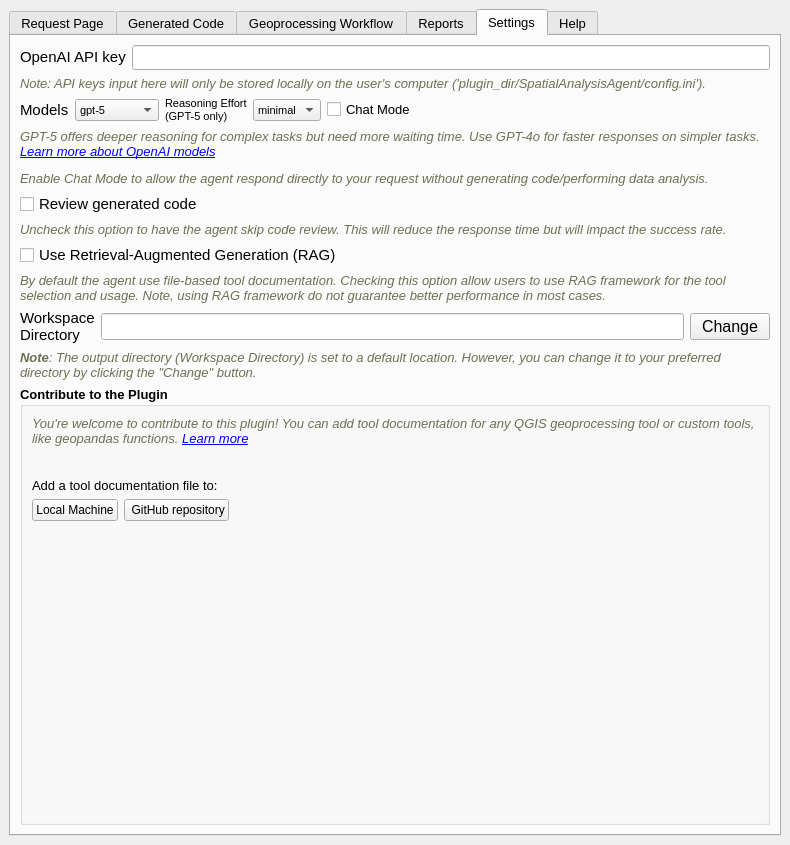
Qt form SpatialAnalysisAgent_dockwidget_base.ui (Teakinboyewa/SpatialAnalysisAgent) before a commit.
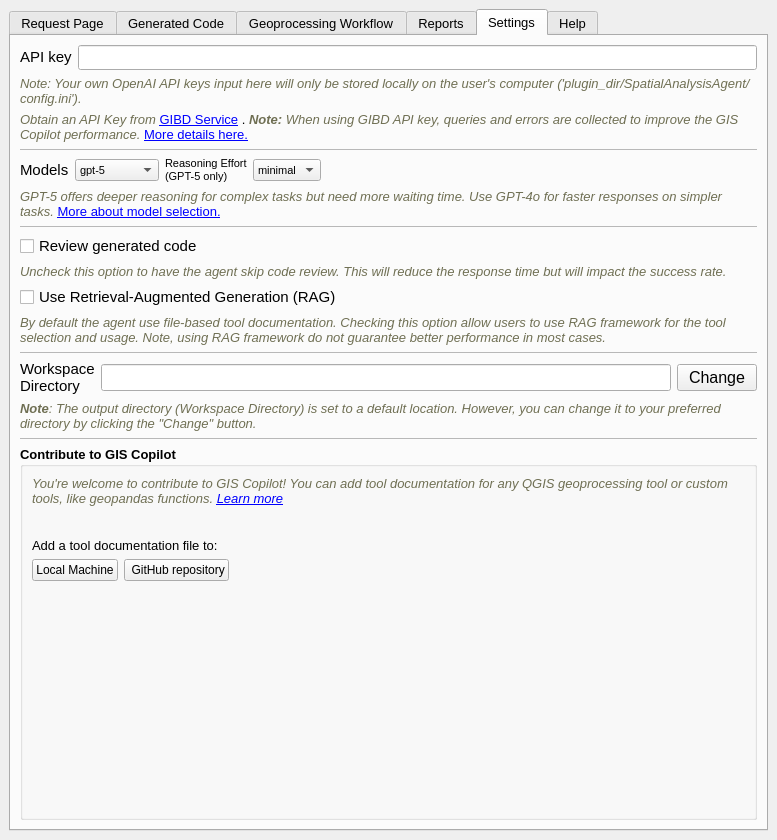
The same form after that commit. The open tabs and pages were chosen to show the change. Icons and pictures are not drawn. Custom widgets are drawn as their Qt base class.

What changed in the file:
```diff
--- a/SpatialAnalysisAgent_dockwidget_base.ui
+++ b/SpatialAnalysisAgent_dockwidget_base.ui
@@ -6,8 +6,8 @@
    <rect>
     <x>0</x>
     <y>0</y>
-    <width>790</width>
-    <height>845</height>
+    <width>777</width>
+    <height>840</height>
    </rect>
   </property>
   <property name="sizePolicy">
@@ -568,182 +568,7 @@
         <string>Settings</string>
        </attribute>
        <layout class="QGridLayout" name="gridLayout_9">
-        <item row="0" column="0">
-         <layout class="QHBoxLayout" name="horizontalLayout_3">
-          <item>
-           <widget class="QLabel" name="label_3">
-            <property name="sizePolicy">
-             <sizepolicy hsizetype="Fixed" vsizetype="Preferred">
-              <horstretch>0</horstretch>
-              <verstretch>0</verstretch>
-             </sizepolicy>
-            </property>
-            <property name="maximumSize">
-             <size>
-              <width>16777215</width>
-              <height>30</height>
-             </size>
-            </property>
-            <property name="font">
-             <font>
-              <family>Nirmala UI</family>
-              <pointsize>11</pointsize>
-              <weight>75</weight>
-              <bold>true</bold>
-             </font>
-            </property>
-            <property name="text">
-             <string>&lt;html&gt;&lt;head/&gt;&lt;body&gt;&lt;p&gt;&lt;span style=&quot; font-weight:400;&quot;&gt;OpenAI API key&lt;/span&gt;&lt;/p&gt;&lt;/body&gt;&lt;/html&gt;</string>
-            </property>
-           </widget>
-          </item>
-          <item>
-           <widget class="QgsPasswordLineEdit" name="OpenAI_key_LineEdit">
-            <property name="maximumSize">
-             <size>
-              <width>16777215</width>
-              <height>25</height>
-             </size>
-            </property>
-           </widget>
-          </item>
-         </layout>
-        </item>
-        <item row="9" column="0">
-         <layout class="QHBoxLayout" name="horizontalLayout_4">
-          <item>
-           <widget class="QLabel" name="label_5">
-            <property name="sizePolicy">
-             <sizepolicy hsizetype="Fixed" vsizetype="Fixed">
-              <horstretch>0</horstretch>
-              <verstretch>0</verstretch>
-             </sizepolicy>
-            </property>
-            <property name="maximumSize">
-             <size>
-              <width>16777215</width>
-              <height>16777215</height>
-             </size>
-            </property>
-            <property name="font">
-             <font>
-              <family>Nirmala UI</family>
-              <pointsize>11</pointsize>
-             </font>
-            </property>
-            <property name="inputMethodHints">
-             <set>Qt::ImhNone</set>
-            </property>
-            <property name="text">
-             <string>&lt;html&gt;&lt;head/&gt;&lt;body&gt;&lt;p&gt;Workspace Directory&lt;/p&gt;&lt;/body&gt;&lt;/html&gt;</string>
-            </property>
-            <property name="wordWrap">
-             <bool>true</bool>
-            </property>
-           </widget>
-          </item>
-          <item>
-           <widget class="QLineEdit" name="workspace_directoryLineEdit2">
-            <property name="sizePolicy">
-             <sizepolicy hsizetype="Expanding" vsizetype="Fixed">
-              <horstretch>0</horstretch>
-              <verstretch>0</verstretch>
-             </sizepolicy>
-            </property>
-           </widget>
-          </item>
-          <item>
-           <widget class="QPushButton" name="select_workspace_Btn">
-            <property name="maximumSize">
-             <size>
-              <width>16777215</width>
-              <height>16777215</height>
-             </size>
-            </property>
-            <property name="text">
-             <string>Change</string>
-            </property>
-           </widget>
-          </item>
-         </layout>
-        </item>
-        <item row="5" column="0">
-         <widget class="QCheckBox" name="review_checkbox">
-          <property name="font">
-           <font>
-            <family>Nirmala UI</family>
-            <pointsize>11</pointsize>
-           </font>
-          </property>
-          <property name="text">
-           <string>Review generated code</string>
-          </property>
-          <property name="checked">
-           <bool>false</bool>
-          </property>
-         </widget>
-        </item>
-        <item row="6" column="0">
-         <widget class="QLabel" name="label_7">
-          <property name="font">
-           <font>
-            <family>Nirmala UI</family>
-            <pointsize>10</pointsize>
-           </font>
-          </property>
-          <property name="text">
-           <string>&lt;html&gt;&lt;head/&gt;&lt;body&gt;&lt;p&gt;&lt;span style=&quot; font-style:italic; color:#6f6f53;&quot;&gt;Uncheck this option to have the agent skip code review. This will reduce the response time but will impact the success rate. &lt;/span&gt;&lt;/p&gt;&lt;/body&gt;&lt;/html&gt;</string>
-          </property>
-          <property name="wordWrap">
-           <bool>true</bool>
-          </property>
-         </widget>
-        </item>
-        <item row="10" column="0">
-         <widget class="QLabel" name="label">
-          <property name="font">
-           <font>
-            <family>Nirmala UI</family>
-            <pointsize>10</pointsize>
-           </font>
-          </property>
-          <property name="text">
-           <string>&lt;html&gt;&lt;head/&gt;&lt;body&gt;&lt;p&gt;&lt;span style=&quot; font-weight:600; font-style:italic; color:#6f6f53;&quot;&gt;Note&lt;/span&gt;&lt;span style=&quot; font-style:italic; color:#6f6f53;&quot;&gt;: The output directory (Workspace Directory) is set to a default location. However, you can change it to your preferred directory by clicking the &amp;quot;Change&amp;quot; button.&lt;/span&gt;&lt;/p&gt;&lt;/body&gt;&lt;/html&gt;</string>
-          </property>
-          <property name="wordWrap">
-           <bool>true</bool>
-          </property>
-         </widget>
-        </item>
-        <item row="1" column="0">
-         <widget class="QLabel" name="label_4">
-          <property name="sizePolicy">
-           <sizepolicy hsizetype="Preferred" vsizetype="Preferred">
-            <horstretch>0</horstretch>
-            <verstretch>0</verstretch>
-           </sizepolicy>
-          </property>
-          <property name="minimumSize">
-           <size>
-            <width>0</width>
-            <height>2</height>
-           </size>
-          </property>
-          <property name="font">
-           <font>
-            <family>Nirmala UI</family>
-            <pointsize>10</pointsize>
-           </font>
-          </property>
-          <property name="text">
-           <string>&lt;html&gt;&lt;head/&gt;&lt;body&gt;&lt;p&gt;&lt;span style=&quot; font-style:italic; color:#6f6f53;&quot;&gt;Note: API keys input here will only be stored locally on the user's computer ('plugin_dir/SpatialAnalysisAgent/config.ini'). &lt;/span&gt;&lt;/p&gt;&lt;/body&gt;&lt;/html&gt;</string>
-          </property>
-          <property name="wordWrap">
-           <bool>true</bool>
-          </property>
-         </widget>
-        </item>
-        <item row="8" column="0">
+        <item row="12" column="0">
          <widget class="QLabel" name="label_19">
           <property name="font">
            <font>
@@ -759,23 +584,7 @@
           </property>
          </widget>
         </item>
-        <item row="7" column="0">
-         <widget class="QCheckBox" name="use_rag_checkbox">
-          <property name="font">
-           <font>
-            <family>Nirmala UI</family>
-            <pointsize>11</pointsize>
-           </font>
-          </property>
-          <property name="text">
-           <string>Use Retrieval-Augmented Generation (RAG)</string>
-          </property>
-          <property name="checked">
-           <bool>false</bool>
-          </property>
-         </widget>
-        </item>
-        <item row="11" column="0">
+        <item row="17" column="0">
          <widget class="QGroupBox" name="groupBox">
           <property name="font">
            <font>
@@ -787,7 +596,7 @@
            </font>
           </property>
           <property name="title">
-           <string>Contribute to the Plugin</string>
+           <string>Contribute to GIS Copilot</string>
           </property>
           <layout class="QVBoxLayout" name="verticalLayout_4">
            <item>
@@ -802,7 +611,7 @@
               </font>
              </property>
              <property name="text">
-              <string>&lt;html&gt;&lt;head/&gt;&lt;body&gt;&lt;p&gt;&lt;span style=&quot; font-style:italic; color:#6f6f53;&quot;&gt;You're welcome to contribute to this plugin! You can add tool documentation for any QGIS geoprocessing tool or custom tools, like geopandas functions. &lt;/span&gt;&lt;a href=&quot;https://github.com/Teakinboyewa/SpatialAnalysisAgent/blob/master/SpatialAnalysisAgent/Tools_Documentation/Tools_documentationREADME.MD&quot;&gt;&lt;span style=&quot; font-style:italic; text-decoration: underline; color:#0000ff;&quot;&gt;Learn more&lt;/span&gt;&lt;/a&gt;&lt;/p&gt;&lt;/body&gt;&lt;/html&gt;</string>
+              <string>&lt;html&gt;&lt;head/&gt;&lt;body&gt;&lt;p&gt;&lt;span style=&quot; font-style:italic; color:#6f6f53;&quot;&gt;You're welcome to contribute to GIS Copilot! You can add tool documentation for any QGIS geoprocessing tool or custom tools, like geopandas functions. &lt;/span&gt;&lt;a href=&quot;https://github.com/Teakinboyewa/SpatialAnalysisAgent/blob/master/SpatialAnalysisAgent/Tools_Documentation/Tools_documentationREADME.MD&quot;&gt;&lt;span style=&quot; font-style:italic; text-decoration: underline; color:#0000ff;&quot;&gt;Learn more&lt;/span&gt;&lt;/a&gt;&lt;/p&gt;&lt;/body&gt;&lt;/html&gt;</string>
              </property>
              <property name="wordWrap">
               <bool>true</bool>
@@ -911,7 +720,129 @@
           </layout>
          </widget>
         </item>
+        <item row="4" column="0">
+         <widget class="Line" name="line_2">
+          <property name="font">
+           <font>
+            <family>Nirmala UI</family>
+            <pointsize>12</pointsize>
+            <weight>75</weight>
+            <bold>true</bold>
+           </font>
+          </property>
+          <property name="lineWidth">
+           <number>0</number>
+          </property>
+          <property name="midLineWidth">
+           <number>1</number>
+          </property>
+          <property name="orientation">
+           <enum>Qt::Horizontal</enum>
+          </property>
+         </widget>
+        </item>
+        <item row="9" column="0">
+         <widget class="QCheckBox" name="review_checkbox">
+          <property name="font">
+           <font>
+            <family>Nirmala UI</family>
+            <pointsize>11</pointsize>
+           </font>
+          </property>
+          <property name="text">
+           <string>Review generated code</string>
+          </property>
+          <property name="checked">
+           <bool>false</bool>
+          </property>
+         </widget>
+        </item>
+        <item row="0" column="0">
+         <layout class="QHBoxLayout" name="horizontalLayout_3">
+          <item>
+           <widget class="QLabel" name="label_3">
+            <property name="sizePolicy">
+             <sizepolicy hsizetype="Fixed" vsizetype="Preferred">
+              <horstretch>0</horstretch>
+              <verstretch>0</verstretch>
+             </sizepolicy>
+            </property>
+            <property name="maximumSize">
+             <size>
+              <width>16777215</width>
+              <height>30</height>
+             </size>
+            </property>
+            <property name="font">
+             <font>
+              <family>Nirmala UI</family>
+              <pointsize>11</pointsize>
+              <weight>75</weight>
+              <bold>true</bold>
+             </font>
+            </property>
+            <property name="text">
+             <string>&lt;html&gt;&lt;head/&gt;&lt;body&gt;&lt;p&gt;&lt;span style=&quot; font-weight:400;&quot;&gt;API key&lt;/span&gt;&lt;/p&gt;&lt;/body&gt;&lt;/html&gt;</string>
+            </property>
+           </widget>
+          </item>
+          <item>
+           <widget class="QgsPasswordLineEdit" name="OpenAI_key_LineEdit">
+            <property name="maximumSize">
+             <size>
+              <width>16777215</width>
+              <height>25</height>
+             </size>
+            </property>
+           </widget>
+          </item>
+         </layout>
+        </item>
         <item row="2" column="0">
+         <widget class="QLabel" name="label_4">
+          <property name="sizePolicy">
+           <sizepolicy hsizetype="Preferred" vsizetype="Preferred">
+            <horstretch>0</horstretch>
+            <verstretch>0</verstretch>
+           </sizepolicy>
+          </property>
+          <property name="minimumSize">
+           <size>
+            <width>0</width>
+            <height>2</height>
+           </size>
+          </property>
+          <property name="font">
+           <font>
+            <family>Nirmala UI</family>
+            <pointsize>10</pointsize>
+           </font>
+          </property>
+          <property name="text">
+           <string>&lt;html&gt;&lt;head/&gt;&lt;body&gt;&lt;p&gt;&lt;span style=&quot; font-style:italic; color:#6f6f53;&quot;&gt;Note: Your own OpenAI API keys input here will only be stored locally on the user's computer ('plugin_dir/SpatialAnalysisAgent/config.ini'). &lt;/span&gt;&lt;/p&gt;&lt;/body&gt;&lt;/html&gt;</string>
+          </property>
+          <property name="wordWrap">
+           <bool>true</bool>
+          </property>
+         </widget>
+        </item>
+        <item row="10" column="0">
+         <widget class="QLabel" name="label_7">
+          <property name="font">
+           <font>
+            <family>Nirmala UI</family>
+            <pointsize>10</pointsize>
+           </font>
+          </property>
+          <property name="text">
+           <string>&lt;html&gt;&lt;head/&gt;&lt;body&gt;&lt;p&gt;&lt;span style=&quot; font-style:italic; color:#6f6f53;&quot;&gt;Uncheck this option to have the agent skip code review. This will reduce the response time but will impact the success rate. &lt;/span&gt;&lt;/p&gt;&lt;/body&gt;&lt;/html&gt;</string>
+          </property>
+          <property name="wordWrap">
+           <bool>true</bool>
+          </property>
+         </widget>
+        </item>
+        <item row="5" column="0">
          <layout class="QHBoxLayout" name="horizontalLayout_8">
           <item>
            <layout class="QHBoxLayout" name="horizontalLayout_7">
@@ -1069,25 +1000,6 @@
             </item>
            </widget>
           </item>
-          <item>
-           <widget class="QCheckBox" name="ChatMode_checkbox">
-            <property name="sizePolicy">
-             <sizepolicy hsizetype="Preferred" vsizetype="Fixed">
-              <horstretch>0</horstretch>
-              <verstretch>0</verstretch>
-             </sizepolicy>
-            </property>
-            <property name="font">
-             <font>
-              <family>Nirmala UI</family>
-              <pointsize>10</pointsize>
-             </font>
-            </property>
-            <property name="text">
-             <string>Chat Mode</string>
-            </property>
-           </widget>
-          </item>
           <item>
            <spacer name="horizontalSpacer_4">
             <property name="orientation">
@@ -1103,7 +1015,76 @@
           </item>
          </layout>
         </item>
-        <item row="4" column="0">
+        <item row="15" column="0">
+         <widget class="QLabel" name="label">
+          <property name="font">
+           <font>
+            <family>Nirmala UI</family>
+            <pointsize>10</pointsize>
+           </font>
+          </property>
+          <property name="text">
+           <string>&lt;html&gt;&lt;head/&gt;&lt;body&gt;&lt;p&gt;&lt;span style=&quot; font-weight:600; font-style:italic; color:#6f6f53;&quot;&gt;Note&lt;/span&gt;&lt;span style=&quot; font-style:italic; color:#6f6f53;&quot;&gt;: The output directory (Workspace Directory) is set to a default location. However, you can change it to your preferred directory by clicking the &amp;quot;Change&amp;quot; button.&lt;/span&gt;&lt;/p&gt;&lt;/body&gt;&lt;/html&gt;</string>
+          </property>
+          <property name="wordWrap">
+           <bool>true</bool>
+          </property>
+         </widget>
+        </item>
+        <item row="13" column="0">
+         <widget class="Line" name="line_3">
+          <property name="lineWidth">
+           <number>0</number>
+          </property>
+          <property name="midLineWidth">
+           <number>1</number>
+          </property>
+          <property name="orientation">
+           <enum>Qt::Horizontal</enum>
+          </property>
+         </widget>
+        </item>
+        <item row="3" column="0">
+         <widget class="QLabel" name="label_10">
+          <property name="font">
+           <font>
+            <family>Nirmala UI</family>
+            <pointsize>10</pointsize>
+           </font>
+          </property>
+          <property name="text">
+           <string>&lt;html&gt;&lt;head/&gt;&lt;body&gt;&lt;p&gt;&lt;span style=&quot; font-style:italic; color:#6f6f53;&quot;&gt;Obtain an API Key from &lt;/span&gt;&lt;a href=&quot;https://www.gibd.online/login&quot;&gt;&lt;span style=&quot; text-decoration: underline; color:#0000ff;&quot;&gt;GIBD Service&lt;/span&gt;&lt;/a&gt; . &lt;span style=&quot; font-weight:600; font-style:italic; color:#6f6f53;&quot;&gt;Note:&lt;/span&gt;&lt;span style=&quot; font-style:italic; color:#6f6f53;&quot;&gt; When using GIBD API key, queries and errors are collected to improve the GIS Copilot performance.  &lt;/span&gt;&lt;a href=&quot;https://github.com/Teakinboyewa/SpatialAnalysisAgent/blob/master/GIBD_service.md&quot;&gt;&lt;span style=&quot; text-decoration: underline; color:#0000ff;&quot;&gt;More details here.&lt;/span&gt;&lt;/a&gt;&lt;/p&gt;&lt;/body&gt;&lt;/html&gt;</string>
+          </property>
+          <property name="wordWrap">
+           <bool>true</bool>
+          </property>
+          <property name="openExternalLinks">
+           <bool>true</bool>
+          </property>
+         </widget>
+        </item>
+        <item row="8" column="0">
+         <widget class="Line" name="line">
+          <property name="font">
+           <font>
+            <family>Nirmala UI</family>
+            <pointsize>12</pointsize>
+            <weight>75</weight>
+            <bold>true</bold>
+           </font>
+          </property>
+          <property name="lineWidth">
+           <number>0</number>
+          </property>
+          <property name="midLineWidth">
+           <number>1</number>
+          </property>
+          <property name="orientation">
+           <enum>Qt::Horizontal</enum>
+          </property>
+         </widget>
+        </item>
+        <item row="7" column="0">
          <widget class="QLabel" name="label_8">
           <property name="font">
            <font>
@@ -1112,7 +1093,7 @@
            </font>
           </property>
           <property name="text">
-           <string>&lt;html&gt;&lt;head/&gt;&lt;body&gt;&lt;p&gt;&lt;span style=&quot; font-style:italic; color:#6f6f53;&quot;&gt;GPT-5 offers deeper reasoning for complex tasks but need more waiting time. Use GPT-4o for faster responses on simpler tasks. &lt;/span&gt;&lt;a href=&quot;https://platform.openai.com/docs/models&quot;&gt;&lt;span style=&quot; font-style:italic; text-decoration: underline; color:#0000ff;&quot;&gt;Learn more about OpenAI models&lt;/span&gt;&lt;/a&gt;&lt;span style=&quot; font-style:italic; color:#6f6f53;&quot;/&gt;&lt;/p&gt;&lt;p&gt;&lt;span style=&quot; font-style:italic; color:#6f6f53;&quot;&gt;Enable Chat Mode to allow the agent respond directly to your request without generating code/performing data analysis. &lt;/span&gt;&lt;/p&gt;&lt;/body&gt;&lt;/html&gt;</string>
+           <string>&lt;html&gt;&lt;head/&gt;&lt;body&gt;&lt;p&gt;&lt;span style=&quot; font-style:italic; color:#6f6f53;&quot;&gt;GPT-5 offers deeper reasoning for complex tasks but need more waiting time. Use GPT-4o for faster responses on simpler tasks. &lt;/span&gt;&lt;a href=&quot;https://github.com/Teakinboyewa/SpatialAnalysisAgent/blob/master/Model%20selection.md&quot;&gt;&lt;span style=&quot; text-decoration: underline; color:#0000ff;&quot;&gt;More about model selection.&lt;/span&gt;&lt;/a&gt;&lt;/p&gt;&lt;/body&gt;&lt;/html&gt;</string>
           </property>
           <property name="wordWrap">
            <bool>true</bool>
@@ -1122,6 +1103,99 @@
           </property>
          </widget>
         </item>
+        <item row="14" column="0">
+         <layout class="QHBoxLayout" name="horizontalLayout_4">
+          <item>
+           <widget class="QLabel" name="label_5">
+            <property name="sizePolicy">
+             <sizepolicy hsizetype="Fixed" vsizetype="Fixed">
+              <horstretch>0</horstretch>
+              <verstretch>0</verstretch>
+             </sizepolicy>
+            </property>
+            <property name="maximumSize">
+             <size>
+              <width>16777215</width>
+              <height>16777215</height>
+             </size>
+            </property>
+            <property name="font">
+             <font>
+              <family>Nirmala UI</family>
+              <pointsize>11</pointsize>
+             </font>
+            </property>
+            <property name="inputMethodHints">
+             <set>Qt::ImhNone</set>
+            </property>
+            <property name="text">
+             <string>&lt;html&gt;&lt;head/&gt;&lt;body&gt;&lt;p&gt;Workspace Directory&lt;/p&gt;&lt;/body&gt;&lt;/html&gt;</string>
+            </property>
+            <property name="wordWrap">
+             <bool>true</bool>
+            </property>
+           </widget>
+          </item>
+          <item>
+           <widget class="QLineEdit" name="workspace_directoryLineEdit2">
+            <property name="sizePolicy">
+             <sizepolicy hsizetype="Expanding" vsizetype="Fixed">
+              <horstretch>0</horstretch>
+              <verstretch>0</verstretch>
+             </sizepolicy>
+            </property>
+           </widget>
+          </item>
+          <item>
+           <widget class="QPushButton" name="select_workspace_Btn">
+            <property name="maximumSize">
+             <size>
+              <width>16777215</width>
+              <height>16777215</height>
+             </size>
+            </property>
+            <property name="text">
+             <string>Change</string>
+            </property>
+           </widget>
+          </item>
+         </layout>
+        </item>
+        <item row="11" column="0">
+         <widget class="QCheckBox" name="use_rag_checkbox">
+          <property name="font">
+           <font>
+            <family>Nirmala UI</family>
+            <pointsize>11</pointsize>
+           </font>
+          </property>
+          <property name="text">
+           <string>Use Retrieval-Augmented Generation (RAG)</string>
+          </property>
+          <property name="checked">
+           <bool>false</bool>
+          </property>
+         </widget>
+        </item>
+        <item row="16" column="0">
+         <widget class="Line" name="line_4">
+          <property name="autoFillBackground">
+           <bool>false</bool>
+          </property>
+          <property name="frameShadow">
+           <enum>QFrame::Sunken</enum>
+          </property>
+          <property name="lineWidth">
+           <number>0</number>
+          </property>
+          <property name="midLineWidth">
+           <number>1</number>
+          </property>
+          <property name="orientation">
+           <enum>Qt::Horizontal</enum>
+          </property>
+         </widget>
+        </item>
        </layout>
       </widget>
       <widget class="QWidget" name="tab_3">
```
Left out of the diff: 313 changed lines with no effect on the pictures.
